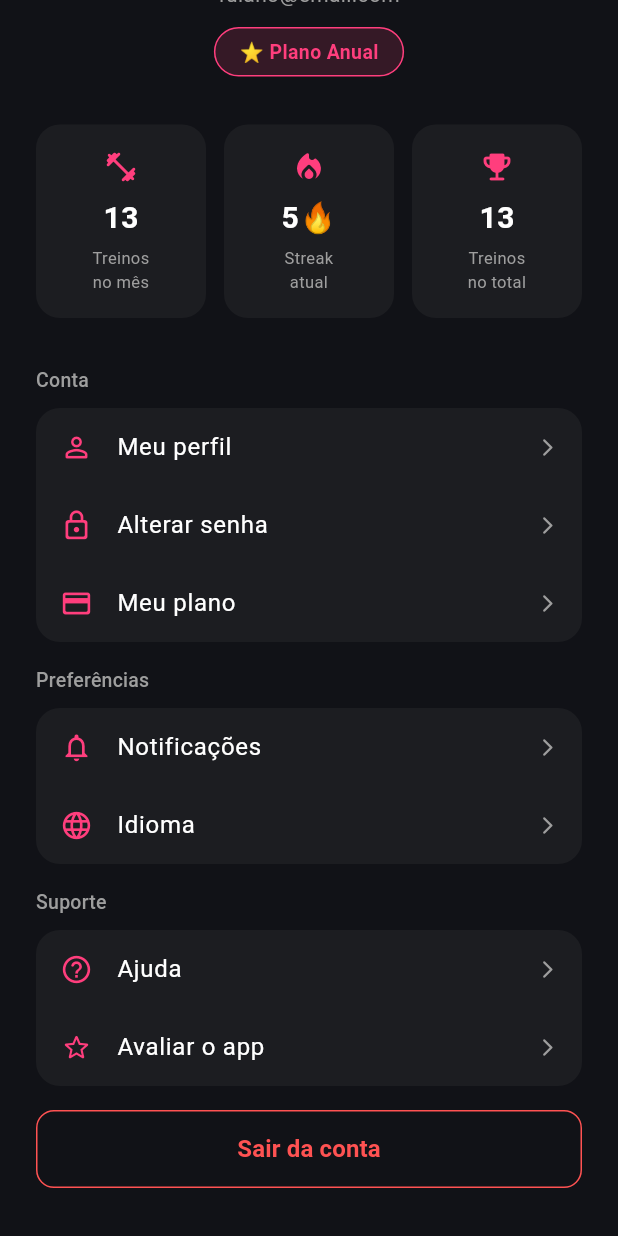
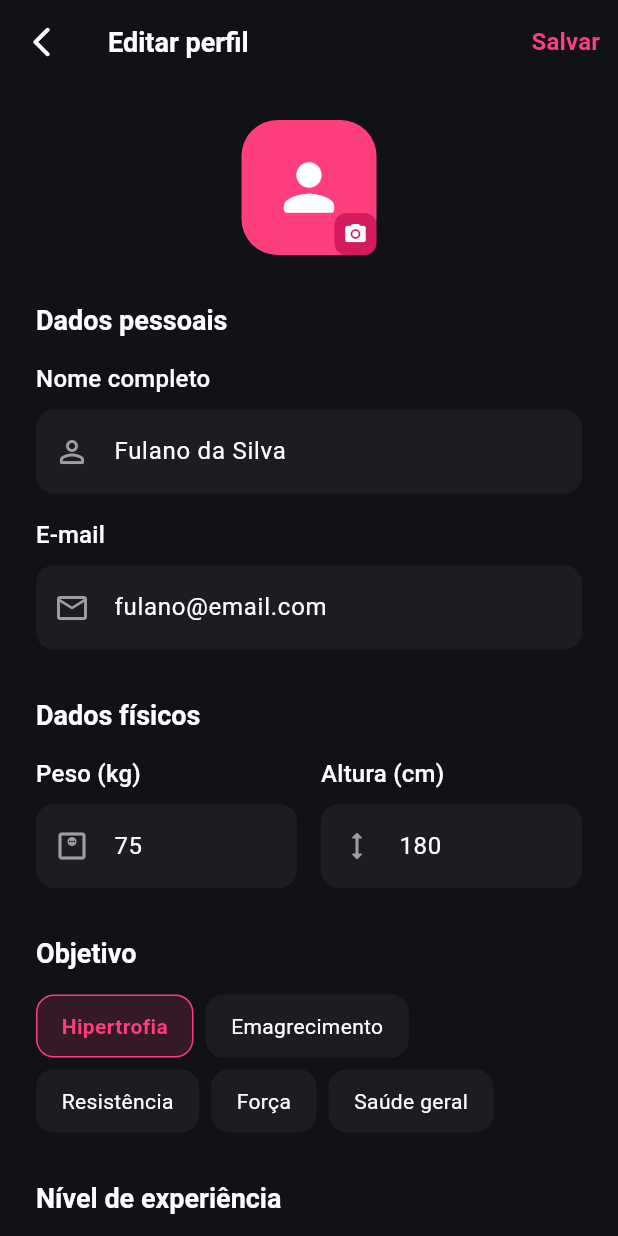
Before and after one commit to victorhasse/patrique_app, a Flutter app: the PerfilScreen screen opened directly, scrolled down 176 dp, after a tap on "Meu perfil", on a phone screen of 412 x 824 dp. Run offline on Flutter 3.47's test engine with Material 3 defaults, Android fonts, the phone set to English and light mode, and no system bars; our stand-ins replace flutter_local_notifications, shared_preferences, shimmer, youtube_player_flutter; accounts and stored records are empty.

Commit message:
feat: add edit profile screen

```diff
--- /dev/null
+++ b/lib/features/perfil/editar_perfil_screen.dart
@@ -0,0 +1,307 @@
+import 'package:flutter/material.dart';
+import '../../core/theme/app_theme.dart';
+
+class EditarPerfilScreen extends StatefulWidget {
+  const EditarPerfilScreen({super.key});
+
+  @override
+  State<EditarPerfilScreen> createState() => _EditarPerfilScreenState();
+}
+
+class _EditarPerfilScreenState extends State<EditarPerfilScreen> {
+  final _nomeController = TextEditingController(text: 'Fulano da Silva');
+  final _emailController = TextEditingController(text: 'fulano@email.com');
+  final _pesoController = TextEditingController(text: '75');
+  final _alturaController = TextEditingController(text: '180');
+  String _objetivoSelecionado = 'Hipertrofia';
+  String _nivelSelecionado = 'Intermediário';
+
+  final List<String> _objetivos = [
+    'Hipertrofia',
+    'Emagrecimento',
+    'Resistência',
+    'Força',
+    'Saúde geral',
+  ];
+
+  final List<String> _niveis = [
+    'Iniciante',
+    'Intermediário',
+    'Avançado',
+  ];
+
+  @override
+  void dispose() {
+    _nomeController.dispose();
+    _emailController.dispose();
+    _pesoController.dispose();
+    _alturaController.dispose();
+    super.dispose();
+  }
+
+  void _salvar() {
+    ScaffoldMessenger.of(context).showSnackBar(
+      const SnackBar(
+        content: Text('Perfil atualizado com sucesso!'),
+        backgroundColor: AppTheme.primary,
+      ),
+    );
+    Navigator.pop(context);
+  }
+
+  @override
+  Widget build(BuildContext context) {
+    return Scaffold(
+      appBar: AppBar(
+        backgroundColor: AppTheme.background,
+        elevation: 0,
+        leading: IconButton(
+          icon: const Icon(Icons.arrow_back_ios_rounded,
+              color: AppTheme.white),
+          onPressed: () => Navigator.pop(context),
+        ),
+        title: Text('Editar perfil',
+            style: Theme.of(context).textTheme.titleLarge),
+        actions: [
+          TextButton(
+            onPressed: _salvar,
+            child: const Text(
+              'Salvar',
+              style: TextStyle(
+                color: AppTheme.primary,
+                fontWeight: FontWeight.w600,
+                fontSize: 16,
+              ),
+            ),
+          ),
+        ],
+      ),
+      body: SingleChildScrollView(
+        padding: const EdgeInsets.all(24),
+        child: Column(
+          crossAxisAlignment: CrossAxisAlignment.start,
+          children: [
+            // Avatar
+            Center(
+              child: Stack(
+                children: [
+                  Container(
+                    width: 90,
+                    height: 90,
+                    decoration: BoxDecoration(
+                      color: AppTheme.primary,
+                      borderRadius: BorderRadius.circular(24),
+                    ),
+                    child: const Icon(
+                      Icons.person_rounded,
+                      color: Colors.white,
+                      size: 50,
+                    ),
+                  ),
+                  Positioned(
+                    bottom: 0,
+                    right: 0,
+                    child: Container(
+                      width: 28,
+                      height: 28,
+                      decoration: BoxDecoration(
+                        color: AppTheme.primaryDark,
+                        borderRadius: BorderRadius.circular(8),
+                      ),
+                      child: const Icon(
+                        Icons.camera_alt_rounded,
+                        color: Colors.white,
+                        size: 16,
+                      ),
+                    ),
+                  ),
+                ],
+              ),
+            ),
+
+            const SizedBox(height: 32),
+
+            // Dados pessoais
+            Text('Dados pessoais',
+                style: Theme.of(context).textTheme.titleLarge),
+            const SizedBox(height: 16),
+
+            _Campo(
+              label: 'Nome completo',
+              controller: _nomeController,
+              icone: Icons.person_outline_rounded,
+              tipo: TextInputType.name,
+            ),
+            const SizedBox(height: 16),
+            _Campo(
+              label: 'E-mail',
+              controller: _emailController,
+              icone: Icons.email_outlined,
+              tipo: TextInputType.emailAddress,
+            ),
+
+            const SizedBox(height: 32),
+
+            // Dados físicos
+            Text('Dados físicos',
+                style: Theme.of(context).textTheme.titleLarge),
+            const SizedBox(height: 16),
+
+            Row(
+              children: [
+                Expanded(
+                  child: _Campo(
+                    label: 'Peso (kg)',
+                    controller: _pesoController,
+                    icone: Icons.monitor_weight_outlined,
+                    tipo: TextInputType.number,
+                  ),
+                ),
+                const SizedBox(width: 16),
+                Expanded(
+                  child: _Campo(
+                    label: 'Altura (cm)',
+                    controller: _alturaController,
+                    icone: Icons.height_rounded,
+                    tipo: TextInputType.number,
+                  ),
+                ),
+              ],
+            ),
+
+            const SizedBox(height: 32),
+
+            // Objetivo
+            Text('Objetivo',
+                style: Theme.of(context).textTheme.titleLarge),
+            const SizedBox(height: 16),
+
+            Wrap(
+              spacing: 8,
+              runSpacing: 8,
+              children: _objetivos.map((obj) {
+                final selecionado = _objetivoSelecionado == obj;
+                return GestureDetector(
+                  onTap: () =>
+                      setState(() => _objetivoSelecionado = obj),
+                  child: Container(
+                    padding: const EdgeInsets.symmetric(
+                        horizontal: 16, vertical: 10),
+                    decoration: BoxDecoration(
+                      color: selecionado
+                          ? AppTheme.primary.withValues(alpha: 0.15)
+                          : AppTheme.surface,
+                      borderRadius: BorderRadius.circular(12),
+                      border: Border.all(
+                        color: selecionado
+                            ? AppTheme.primary
+                            : Colors.transparent,
+                      ),
+                    ),
+                    child: Text(
+                      obj,
+                      style: TextStyle(
+                        color: selecionado
+                            ? AppTheme.primary
+                            : AppTheme.white,
+                        fontWeight: selecionado
+                            ? FontWeight.w600
+                            : FontWeight.w400,
+                      ),
+                    ),
+                  ),
+                );
+              }).toList(),
+            ),
+
+            const SizedBox(height: 32),
+
+            // Nível
+            Text('Nível de experiência',
+                style: Theme.of(context).textTheme.titleLarge),
+            const SizedBox(height: 16),
+
+            Container(
+              decoration: BoxDecoration(
+                color: AppTheme.surface,
+                borderRadius: BorderRadius.circular(16),
+              ),
+              child: Column(
+                children: _niveis.map((nivel) {
+                  final selecionado = _nivelSelecionado == nivel;
+                  return InkWell(
+                    onTap: () =>
+                        setState(() => _nivelSelecionado = nivel),
+                    borderRadius: BorderRadius.circular(16),
+                    child: Padding(
+                      padding: const EdgeInsets.symmetric(
+                          horizontal: 16, vertical: 14),
+                      child: Row(
+                        children: [
+                          Expanded(
+                            child: Text(
+                              nivel,
+                              style: Theme.of(context)
+                                  .textTheme
+                                  .bodyLarge,
+                            ),
+                          ),
+                          if (selecionado)
+                            const Icon(Icons.check_rounded,
+                                color: AppTheme.primary, size: 20),
+                        ],
+                      ),
+                    ),
+                  );
+                }).toList(),
+              ),
+            ),
+
+            const SizedBox(height: 32),
+
+            // Botão salvar
+            ElevatedButton(
+              onPressed: _salvar,
+              child: const Text('Salvar alterações'),
+            ),
+
+            const SizedBox(height: 32),
+          ],
+        ),
+      ),
+    );
+  }
+}
+
+class _Campo extends StatelessWidget {
+  final String label;
+  final TextEditingController controller;
+  final IconData icone;
+  final TextInputType tipo;
+
+  const _Campo({
+    required this.label,
+    required this.controller,
+    required this.icone,
+    required this.tipo,
+  });
+
+  @override
+  Widget build(BuildContext context) {
+    return Column(
+      crossAxisAlignment: CrossAxisAlignment.start,
+      children: [
+        Text(label,
+            style: Theme.of(context).textTheme.titleMedium),
+        const SizedBox(height: 8),
+        TextField(
+          controller: controller,
+          keyboardType: tipo,
+          decoration: InputDecoration(
+            prefixIcon: Icon(icone, color: AppTheme.grey),
+          ),
+        ),
+      ],
+    );
+  }
+}
--- a/lib/features/perfil/perfil_screen.dart
+++ b/lib/features/perfil/perfil_screen.dart
@@ -4,6 +4,7 @@ import '../auth/planos_screen.dart';
 import '../../core/theme/app_transitions.dart';
 import '../auth/login_screen.dart';
 import 'notificacoes_screen.dart';
+import 'editar_perfil_screen.dart';
 
 class PerfilScreen extends StatelessWidget {
   const PerfilScreen({super.key});
@@ -23,7 +24,16 @@ class PerfilScreen extends StatelessWidget {
               Center(
                 child: Column(
                   children: [
-                    Stack(
+                    GestureDetector(
+                      onTap: () {
+                        Navigator.push(
+                          context,
+                          AppTransitions.slideFromRight(
+                            const EditarPerfilScreen(),
+                          ),
+                        );
+                      },
+                      child: Stack(
                       children: [
                         Container(
                           width: 90,
@@ -56,6 +66,7 @@ class PerfilScreen extends StatelessWidget {
                           ),
                         ),
                       ],
+                      ),
                     ),
                     const SizedBox(height: 16),
                     Text(
@@ -130,7 +141,13 @@ class PerfilScreen extends StatelessWidget {
                   _ItemMenu(
                     icone: Icons.person_outline_rounded,
                     label: 'Meu perfil',
-                    onTap: () {},
+                    onTap: () {
+                      Navigator.push(
+                        context,
+                        AppTransitions.slideFromRight(
+                            const EditarPerfilScreen()),
+                      );
+                    },
                   ),
                   _ItemMenu(
                     icone: Icons.lock_outline_rounded,
```
